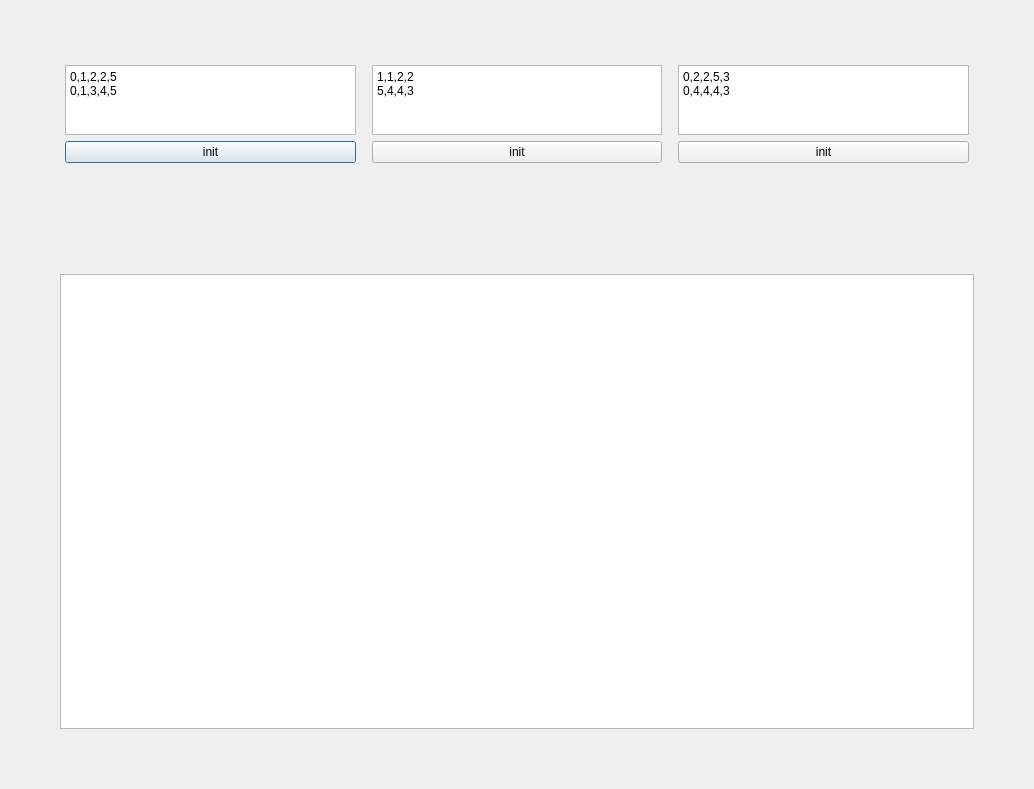
Above: QpTableView_test/dialog.ui from PavelDorofeev/How-to-create-own-QTableView-with-new-capabilities before the change. Below: the same form after it.
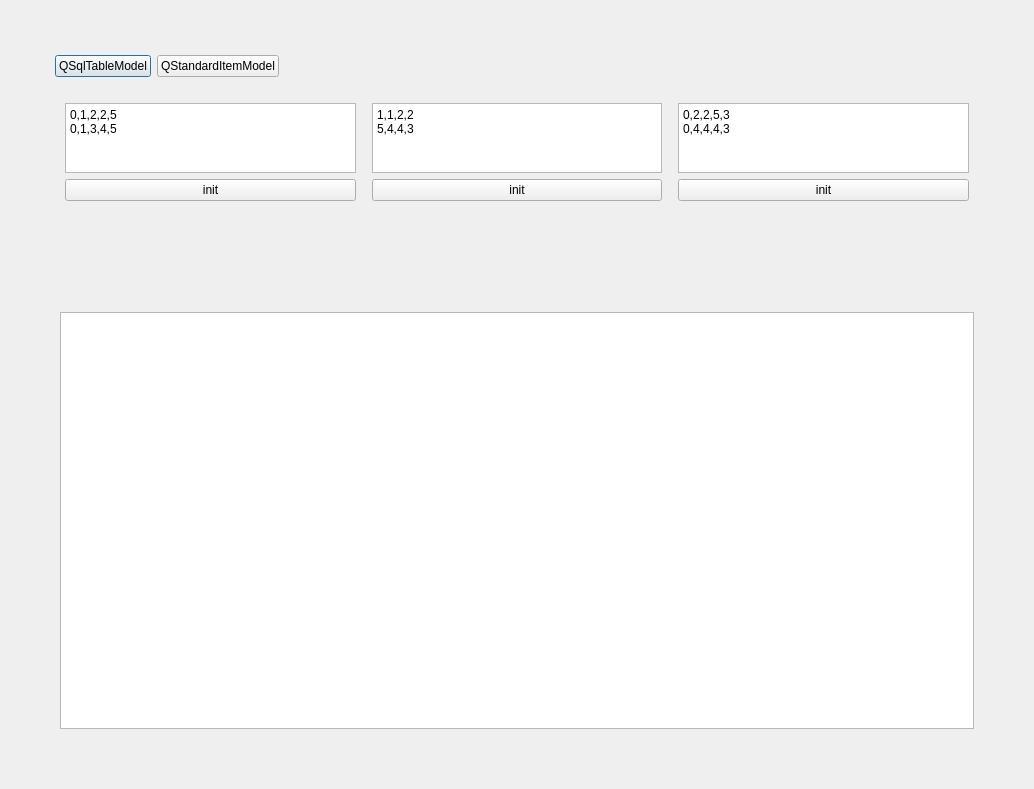
That is the form after the change. Custom widgets are drawn as their Qt base class.

Diff of the .ui file:
```diff
--- a/QpTableView_test/dialog.ui
+++ b/QpTableView_test/dialog.ui
@@ -17,6 +17,40 @@
    <property name="margin">
     <number>50</number>
    </property>
+   <item>
+    <layout class="QHBoxLayout" name="horizontalLayout">
+     <property name="margin">
+      <number>5</number>
+     </property>
+     <item>
+      <widget class="QPushButton" name="btn_sqltableModel_On">
+       <property name="text">
+        <string>QSqlTableModel</string>
+       </property>
+      </widget>
+     </item>
+     <item>
+      <widget class="QPushButton" name="btn_QStandardItemModel_On">
+       <property name="text">
+        <string>QStandardItemModel</string>
+       </property>
+      </widget>
+     </item>
+     <item>
+      <spacer name="horizontalSpacer">
+       <property name="orientation">
+        <enum>Qt::Horizontal</enum>
+       </property>
+       <property name="sizeHint" stdset="0">
+        <size>
+         <width>40</width>
+         <height>20</height>
+        </size>
+       </property>
+      </spacer>
+     </item>
+    </layout>
+   </item>
    <item>
     <layout class="QVBoxLayout" name="verticalLayout_2" stretch="1,10">
      <property name="margin">
```
